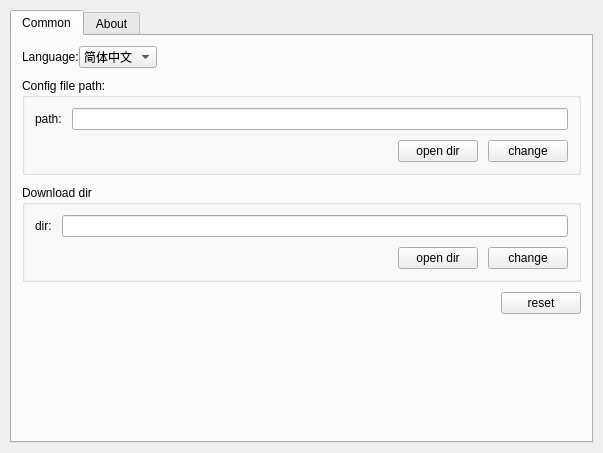
Above: settingview.ui from DoYoungDo/DrawingBoard before the change. Below: the same form after it.
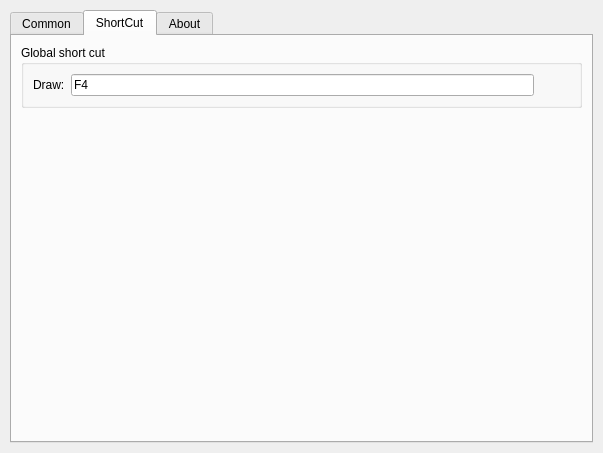
That is the form after the change. The open tabs and pages were chosen to show the change. Icons and pictures are not drawn.

```diff
--- a/settingview.ui
+++ b/settingview.ui
@@ -275,6 +275,78 @@
        </item>
       </layout>
      </widget>
+     <widget class="QWidget" name="tab_3">
+      <attribute name="title">
+       <string>ShortCut</string>
+      </attribute>
+      <layout class="QVBoxLayout" name="verticalLayout_7">
+       <item>
+        <widget class="QGroupBox" name="groupBox_3">
+         <property name="title">
+          <string>Global short cut</string>
+         </property>
+         <layout class="QVBoxLayout" name="verticalLayout_6">
+          <item>
+           <layout class="QHBoxLayout" name="horizontalLayout_6">
+            <item>
+             <widget class="QLabel" name="label_7">
+              <property name="text">
+               <string>Draw:</string>
+              </property>
+             </widget>
+            </item>
+            <item>
+             <widget class="QKeySequenceEdit" name="keySequenceEdit_Draw">
+              <property name="keySequence">
+               <string>F4</string>
+              </property>
+             </widget>
+            </item>
+            <item>
+             <widget class="QLabel" name="label_9">
+              <property name="sizePolicy">
+               <sizepolicy hsizetype="Fixed" vsizetype="Preferred">
+                <horstretch>0</horstretch>
+                <verstretch>0</verstretch>
+               </sizepolicy>
+              </property>
+              <property name="minimumSize">
+               <size>
+                <width>30</width>
+                <height>0</height>
+               </size>
+              </property>
+              <property name="maximumSize">
+               <size>
+                <width>30</width>
+                <height>16777215</height>
+               </size>
+              </property>
+              <property name="text">
+               <string/>
+              </property>
+             </widget>
+            </item>
+           </layout>
+          </item>
+         </layout>
+        </widget>
+       </item>
+       <item>
+        <spacer name="verticalSpacer_3">
+         <property name="orientation">
+          <enum>Qt::Vertical</enum>
+         </property>
+         <property name="sizeHint" stdset="0">
+          <size>
+           <width>20</width>
+           <height>40</height>
+          </size>
+         </property>
+        </spacer>
+       </item>
+      </layout>
+     </widget>
      <widget class="QWidget" name="tab_2">
       <attribute name="title">
        <string>About</string>
```
